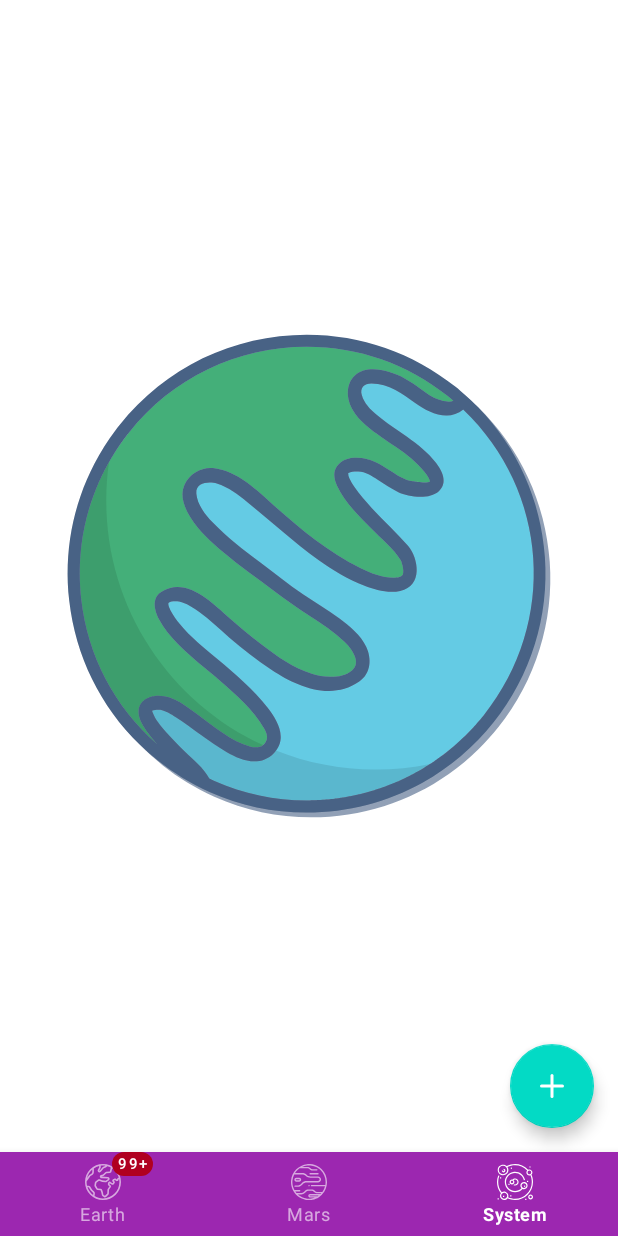
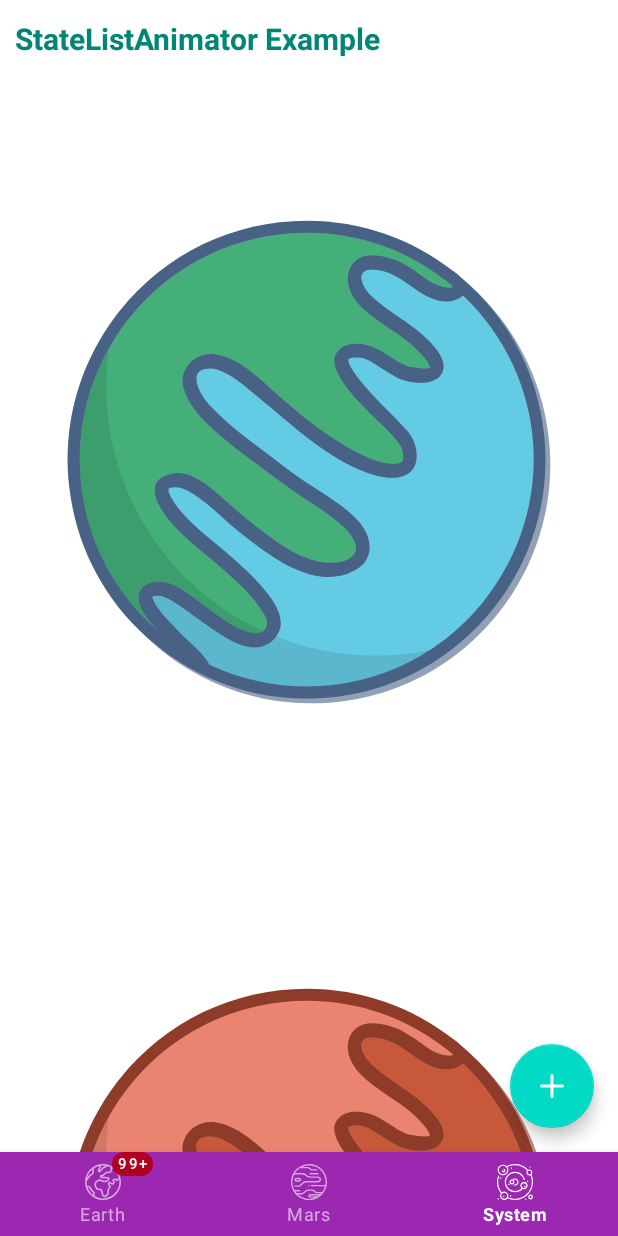
Before and after one commit to buthed/MaterialDesign, an Android app: the fragment FavoritesFragment placed in its activity, on a phone screen of 412 x 824 dp. Run offline under Robolectric (Android 15) with nearby library versions, the phone set to English and light mode, and no system bars.

Commit message:
With stateListAnimator

```diff
--- a/app/src/main/java/com/example/materialdesign/view/favorites/FavoritesFragment.kt
+++ b/app/src/main/java/com/example/materialdesign/view/favorites/FavoritesFragment.kt
@@ -27,9 +27,11 @@ class FavoritesFragment:Fragment() { //TODO: доделать фрагмент
         savedInstanceState: Bundle?
     ): View? {
         _bindong =  FragmentFavoritesBinding.inflate(inflater)
-        setFAB()
         return  binding.root
     }
+
+
+
 
     private fun setFAB() {
         setInitialState()
@@ -136,6 +138,11 @@ class FavoritesFragment:Fragment() { //TODO: доделать фрагмент
     override fun onViewCreated(view: View, savedInstanceState: Bundle?) {
         super.onViewCreated(view, savedInstanceState)
 
+        setFAB()
+        binding.scrollView.setOnScrollChangeListener { _, _, _, _, _ ->
+            binding.header.isSelected = binding.scrollView.canScrollVertically(-1)
+        }
+
     }
     companion object {
         fun newInstance() = FavoritesFragment()
--- /dev/null
+++ b/app/src/main/res/animator/toolbar_elevation.xml
@@ -0,0 +1,19 @@
+<?xml version="1.0" encoding="utf-8"?>
+<selector xmlns:android="http://schemas.android.com/apk/res/android">
+
+    <item android:state_selected="true">
+        <objectAnimator
+            android:duration="200"
+            android:propertyName="elevation"
+            android:valueTo="12dp"
+            android:valueType="floatType" />
+    </item>
+
+    <item>
+        <objectAnimator
+            android:duration="200"
+            android:propertyName="elevation"
+            android:valueTo="0dp"
+            android:valueType="floatType" />
+    </item>
+</selector>
--- a/app/src/main/res/layout/fragment_favorites.xml
+++ b/app/src/main/res/layout/fragment_favorites.xml
@@ -5,10 +5,52 @@
     android:layout_width="match_parent"
     android:layout_height="match_parent">
 
-    <androidx.appcompat.widget.AppCompatImageView
+    <FrameLayout
+        android:id="@+id/header"
+        android:layout_width="match_parent"
+        android:layout_height="52dp"
+        android:background="@android:color/white"
+        android:stateListAnimator="@animator/toolbar_elevation">
+
+        <androidx.appcompat.widget.AppCompatTextView
+            android:layout_width="wrap_content"
+            android:layout_height="wrap_content"
+            android:layout_gravity="center_vertical"
+            android:layout_marginStart="10dp"
+            android:text="StateListAnimator Example"
+            android:textColor="@color/colorPrimary"
+            android:textSize="20sp"
+            android:textStyle="bold" />
+    </FrameLayout>
+
+    <androidx.core.widget.NestedScrollView
+        android:id="@+id/scroll_view"
         android:layout_width="match_parent"
         android:layout_height="match_parent"
-        app:srcCompat="@drawable/bg_earth" />
+        android:layout_marginTop="52dp"
+        android:background="@android:color/white">
+
+        <LinearLayout
+            android:layout_width="match_parent"
+            android:layout_height="wrap_content"
+            android:orientation="vertical">
+
+            <androidx.appcompat.widget.AppCompatImageView
+                android:layout_width="match_parent"
+                android:layout_height="wrap_content"
+                app:srcCompat="@drawable/bg_earth" />
+
+            <androidx.appcompat.widget.AppCompatImageView
+                android:layout_width="match_parent"
+                android:layout_height="wrap_content"
+                app:srcCompat="@drawable/bg_mars" />
+
+            <androidx.appcompat.widget.AppCompatImageView
+                android:layout_width="match_parent"
+                android:layout_height="wrap_content"
+                app:srcCompat="@drawable/bg_system" />
+        </LinearLayout>
+    </androidx.core.widget.NestedScrollView>
 
     <FrameLayout
         android:id="@+id/transparent_background"
@@ -16,7 +58,8 @@
         android:layout_height="match_parent"
         android:animateLayoutChanges="true"
         android:background="@android:color/white"
-        android:clickable="false" />
+        android:clickable="false"
+        tools:background="@android:color/transparent" />
 
     <FrameLayout
         android:layout_width="match_parent"
```
